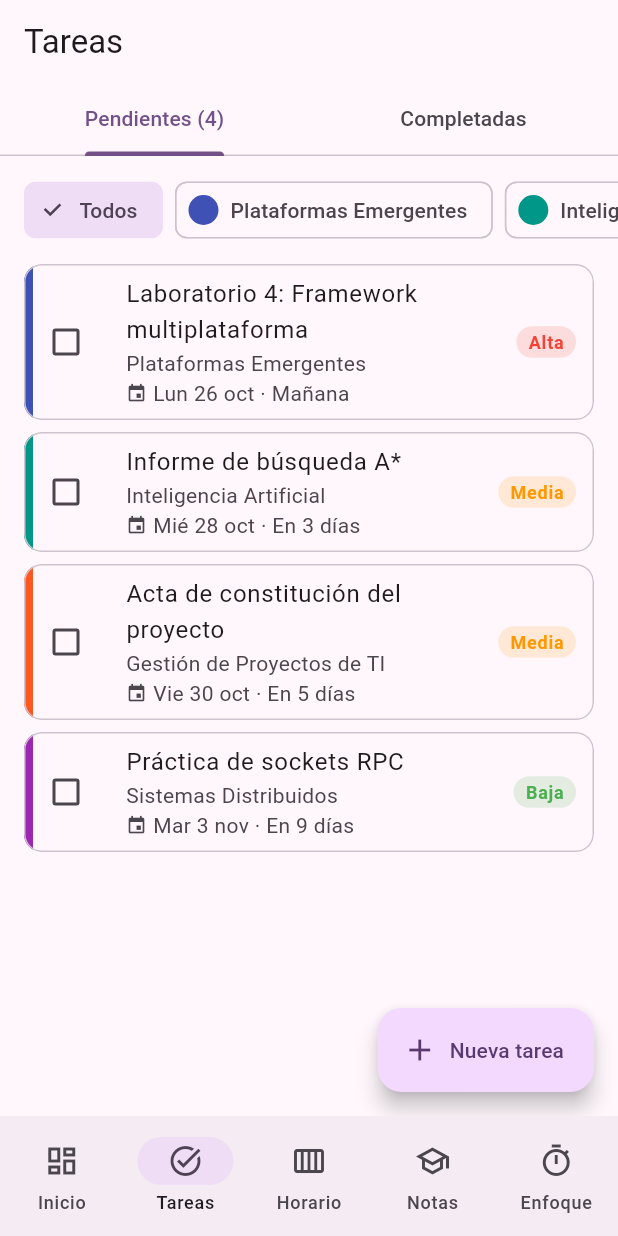
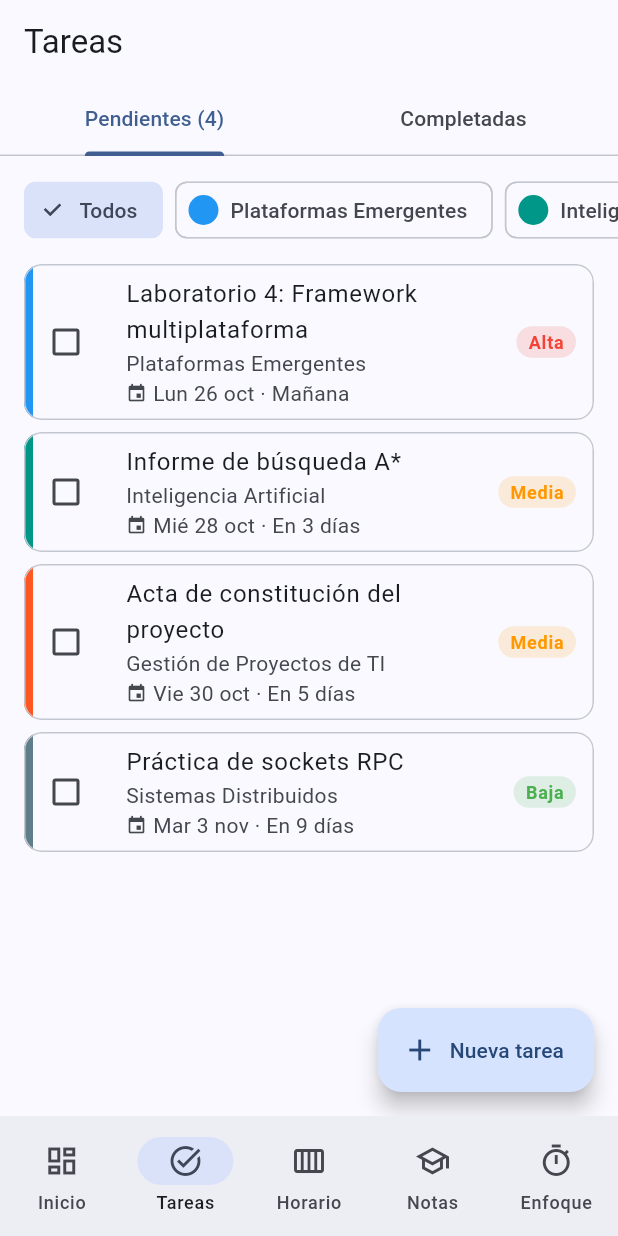
Before and after one commit to BastleyNait/FLUTTER-APP, a Flutter app: the screen it shows after launch, after a tap on "Ver todas", on a phone screen of 412 x 824 dp. Run offline on Flutter 3.47's test engine with Material 3 defaults, Android fonts, the phone set to English and light mode, and no system bars.

Commit message:
Paleta azul en la app e informe centrado en las pantallas
La semilla del tema pasa a azul y se quitan los tonos morados de la
cabecera y de los cursos. El informe explica cada pantalla junto a su
captura y resume la apreciación y las conclusiones.

Co-Authored-By: Claude Opus 5.5 <noreply@anthropic.com>
Claude-Session: https://claude.ai/code/session_01FzeV1koMzRWAxLmrokdKmz

```diff
--- a/lib/data/estado_app.dart
+++ b/lib/data/estado_app.dart
@@ -105,7 +105,7 @@ List<Curso> _cursosIniciales() => [
     id: 'pe',
     nombre: 'Plataformas Emergentes',
     docente: 'R. Fabrizio Calienes R.',
-    color: Colors.indigo,
+    color: Colors.blue,
     evaluaciones: [
       Evaluacion(nombre: 'Laboratorios', peso: 30, nota: 17),
       Evaluacion(nombre: 'Examen parcial', peso: 30, nota: 15),
@@ -138,7 +138,7 @@ List<Curso> _cursosIniciales() => [
     id: 'sd',
     nombre: 'Sistemas Distribuidos',
     docente: 'Docente del curso',
-    color: Colors.purple,
+    color: Colors.blueGrey,
     evaluaciones: [
       Evaluacion(nombre: 'Laboratorios', peso: 30, nota: 12),
       Evaluacion(nombre: 'Examen parcial', peso: 30),
--- a/lib/main.dart
+++ b/lib/main.dart
@@ -17,7 +17,7 @@ class AgendaUApp extends StatelessWidget {
 
   @override
   Widget build(BuildContext context) {
-    const semilla = Color(0xFF6A1B9A);
+    const semilla = Color(0xFF1565C0);
     return AppScope(
       estado: estado,
       child: MaterialApp(
--- a/lib/screens/inicio_screen.dart
+++ b/lib/screens/inicio_screen.dart
@@ -178,7 +178,7 @@ class _Cabecera extends StatelessWidget {
         DecoratedBox(
           decoration: BoxDecoration(
             gradient: LinearGradient(
-              colors: [esquema.primaryContainer, esquema.tertiaryContainer],
+              colors: [esquema.primaryContainer, esquema.secondaryContainer],
               begin: Alignment.topLeft,
               end: Alignment.bottomRight,
             ),
```
Also changed, not shown: docs/img/01_inicio.png, docs/img/02_inicio_scroll.png, docs/img/03_tareas.png, docs/img/04_nueva_tarea.png, docs/img/05_horario.png, docs/img/06_notas.png, docs/img/07_enfoque.png, docs/img/08_escritorio_inicio.png, docs/img/09_escritorio_horario.png, docs/img/10_tablet_tareas.png, docs/img/arbol.png, docs/img/mock.png, docs/img/nav.png, docs/img/wire.png, 1 other file.
